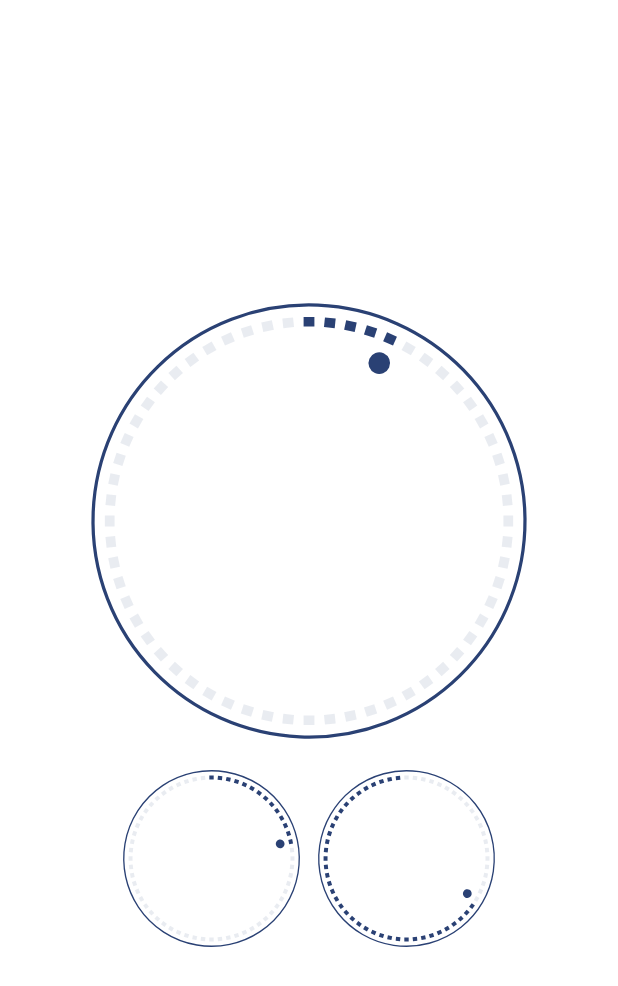
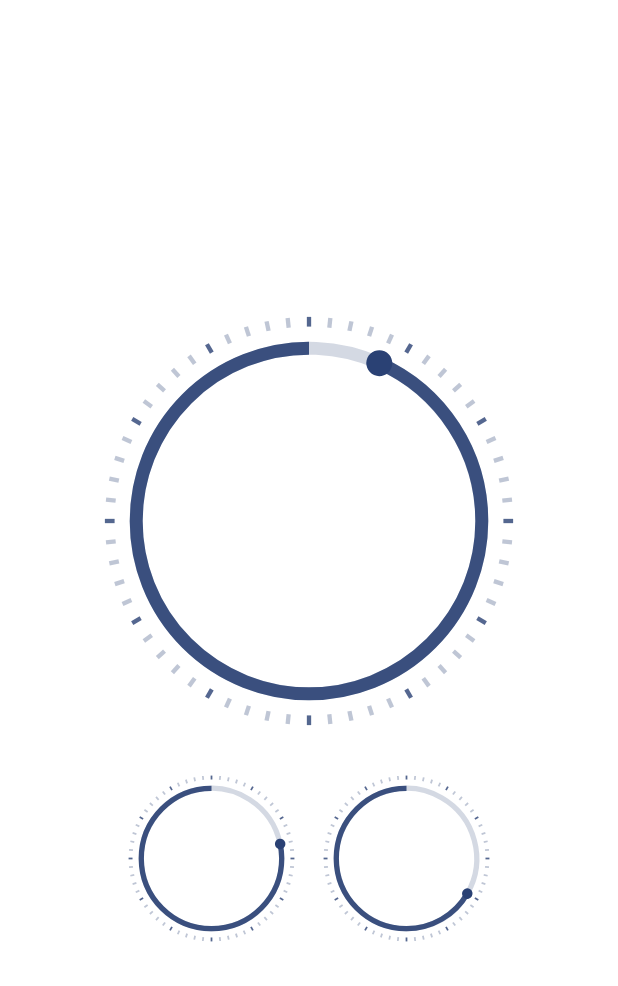
Before and after one commit to TijsS/Timer, an Android app built with Jetpack Compose: the @Preview function TimeDisplaySecondAndMinuteAndHourPreview, on a phone screen of 412 x 824 dp. Shown: the top 986 px of the screen. Run offline under Robolectric (Android 15) with nearby library versions, the phone set to English and light mode, and no system bars; our stand-ins replace window size class.

Commit message:
improved watchface

```diff
--- a/app/src/main/java/com/example/timer/components/TimeDisplay.kt
+++ b/app/src/main/java/com/example/timer/components/TimeDisplay.kt
@@ -25,7 +25,9 @@ import androidx.compose.runtime.setValue
 import androidx.compose.ui.Alignment
 import androidx.compose.ui.Modifier
 import androidx.compose.ui.geometry.Offset
+import androidx.compose.ui.geometry.Size
 import androidx.compose.ui.geometry.center
+import androidx.compose.ui.graphics.Color
 import androidx.compose.ui.graphics.drawscope.Stroke
 import androidx.compose.ui.graphics.drawscope.rotate
 import androidx.compose.ui.text.ExperimentalTextApi
@@ -63,7 +65,7 @@ fun TimeDisplay(timeRemaining: Int, modifier: Modifier = Modifier) {
 
     BoxWithConstraints {
         LaunchedEffect(timeRemaining) {
-            secondRotation = timeRemaining * 6f
+            secondRotation = timeRemaining % 60 * 6f
             minuteRotation = (timeRemaining / 60) % 60 * 6f
             hourRotation = (timeRemaining / 3600) % 60 * 6f
 
@@ -77,6 +79,7 @@ fun TimeDisplay(timeRemaining: Int, modifier: Modifier = Modifier) {
                                     durationMillis = animationDurationMedium,
                                 )
                             )
+
                             launch {
                                 minuteDp.animateTo(
                                     smallTargetDp,
@@ -254,14 +257,14 @@ fun Clock(
         ) {
             val radius = size.width * .45f
 
-            rotate(rotate) {
-                drawCircle(
-                    color = primaryColor,
-                    style = Stroke(width = radius * .015f),
-                    radius = radius,
-                    center = size.center,
-                )
-                val (opacityLeft, opacityRight) = if( (rotate.toInt()/360) % 2 == 0 ) 0.1f to 1f else 1f to 0.1f
+//                drawCircle(
+//                    color = primaryColor,
+//                    style = Stroke(width = radius * .015f),
+//                    radius = radius,
+//                    center = size.center,
+//                )
+                val fiveSecondMarkerOpacity = 0.3f
+                val secondMarkerOpacity = 0.8f
 
                 //The degree difference between the each 'minute' line
                 val angleDegreeDifference = (360f / 60f)
@@ -280,12 +283,35 @@ fun Clock(
                         y = ((radius * 0.97f) - ((radius * .05f) / 2) ) * sin(angleRadDifference) + size.center.y
                     )
                     drawLine(
-                        color = primaryColor.copy(alpha = if(it in (60-timeRemaining)..60) opacityRight else opacityLeft),
+                        color = primaryColor.copy(alpha = if (it % 5 == 0) secondMarkerOpacity else fiveSecondMarkerOpacity ),
                         start = startOffsetLine,
                         end = endOffsetLine,
-                        strokeWidth = radius * .05f,
+                        strokeWidth = radius * .02f,
                     )
                 }
+            drawArc(
+                color = primaryColor.copy(alpha = 0.9f),
+                topLeft = Offset(
+                    x = size.center.x - radius * .8f,
+                    y = size.center.y - radius * .8f
+                ),
+                startAngle = 270f,
+                sweepAngle = if (-(360 - rotate) == -360f) 0f else -(360 - rotate),
+                useCenter = false,
+                style = Stroke(width = radius * .06f),
+                size = Size(
+                    width = radius * 1.6f,
+                    height = radius * 1.6f
+                ),
+
+                )
+            rotate(rotate) {
+                drawCircle(
+                    color = primaryColor.copy(alpha = 0.2f),
+                    style = Stroke(width = radius * .06f),
+                    radius = radius * .8f,
+                    center = size.center,
+                )
 
                 drawCircle(
                     color = primaryColor,
@@ -293,7 +319,7 @@ fun Clock(
                         x = size.center.x,
                         y = (radius * .80f) * -1 + size.center.y
                     ),
-                    radius = radius * .05f
+                    radius = radius * .06f
                 )
             }
         }
```
